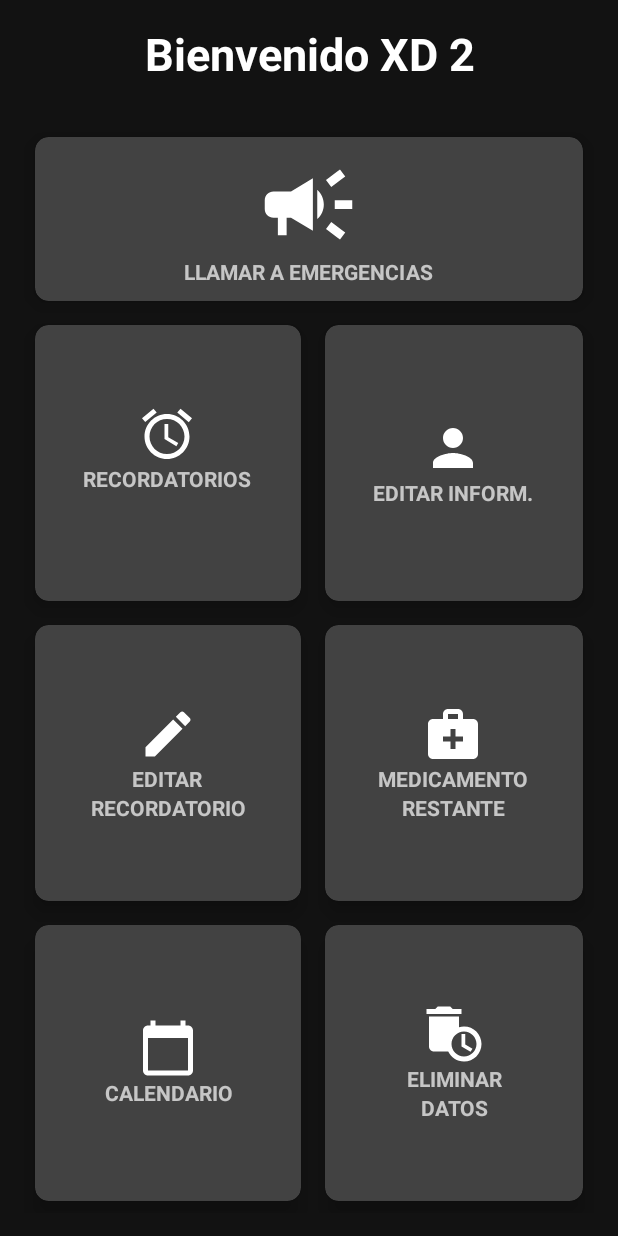
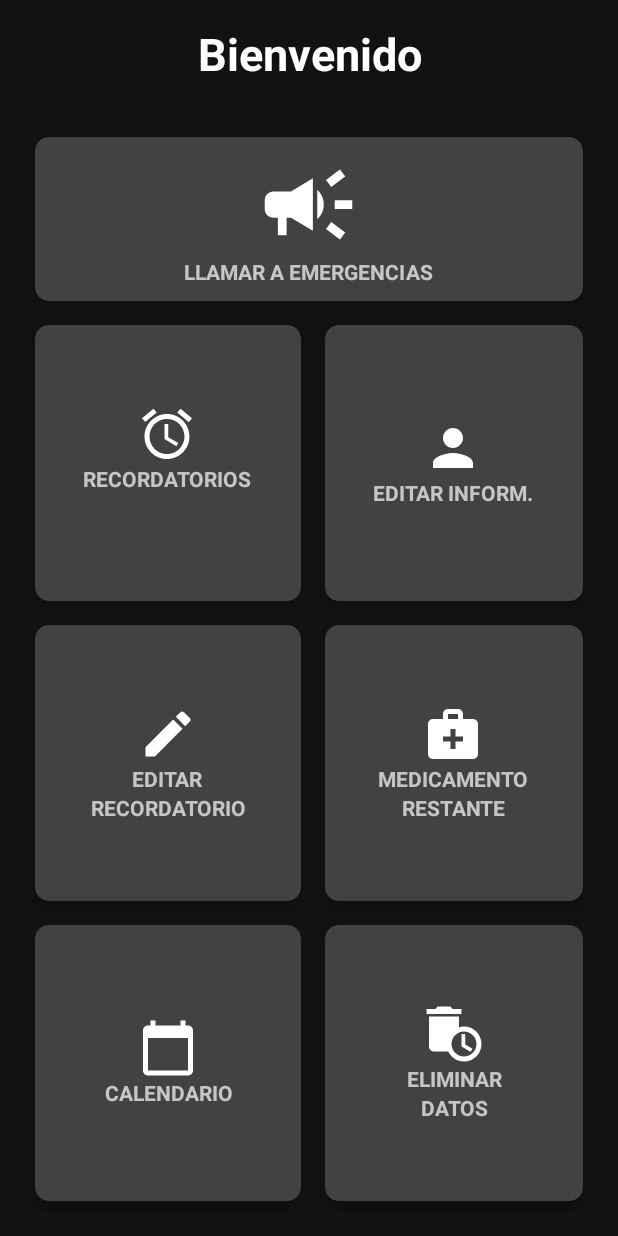
Before and after one commit to montdroud52468/MedIme, an Android app: the Presentacion27 screen opened directly, with no data from a screen before it, on a phone screen of 412 x 824 dp. Run offline under Robolectric (Android 15) with nearby library versions, the phone set to English and light mode, and no system bars.

Commit message:
Quite el XD 2

```diff
--- a/app/src/main/res/layout/activity_presentacion27.xml
+++ b/app/src/main/res/layout/activity_presentacion27.xml
@@ -17,7 +17,7 @@
             android:layout_width="match_parent"
             android:layout_height="wrap_content"
             android:layout_centerHorizontal="true"
-            android:text="Bienvenido XD 2"
+            android:text="Bienvenido"
             android:gravity="center"
             android:textColor="#fff"
             android:textStyle="bold"
```
